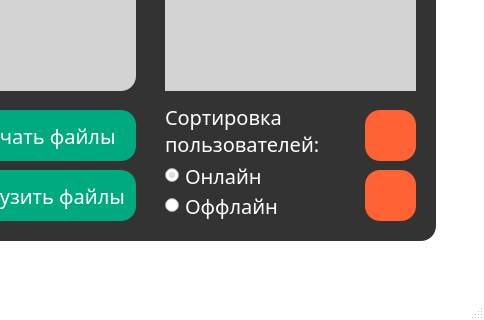
ChazGrant/Messenger, file Main.ui: the form before one commit; both pictures show x 815 to 1299 and y 380 to 700 of the 1299 by 700 pixel window.
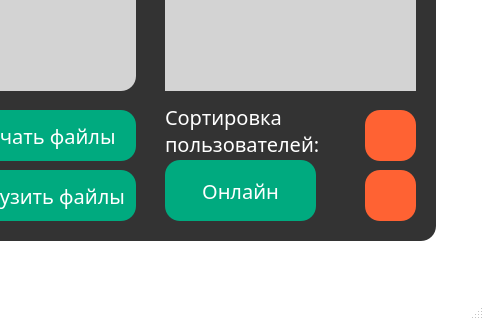
The form after the commit. Icons and pictures are not drawn.

Patch:
```diff
--- a/Main.ui
+++ b/Main.ui
@@ -80,6 +80,9 @@
 #searchButton{
 	border-radius: 15px;
 	background-size: 5px;
+}
+#sortingType{
+	background: green;
 }</string>
   </property>
   <widget class="QWidget" name="centralwidget">
@@ -234,41 +237,6 @@
       <string>Сбросить поиск</string>
      </property>
     </widget>
-    <widget class="QRadioButton" name="isOnline">
-     <property name="geometry">
-      <rect>
-       <x>900</x>
-       <y>510</y>
-       <width>111</width>
-       <height>31</height>
-      </rect>
-     </property>
-     <property name="styleSheet">
-      <string notr="true">color:white</string>
-     </property>
-     <property name="text">
-      <string>Онлайн</string>
-     </property>
-     <property name="checked">
-      <bool>true</bool>
-     </property>
-    </widget>
-    <widget class="QRadioButton" name="isOffline">
-     <property name="geometry">
-      <rect>
-       <x>900</x>
-       <y>540</y>
-       <width>151</width>
-       <height>31</height>
-      </rect>
-     </property>
-     <property name="styleSheet">
-      <string notr="true">color:white</string>
-     </property>
-     <property name="text">
-      <string>Оффлайн</string>
-     </property>
-    </widget>
     <widget class="QPushButton" name="uploadButton">
      <property name="geometry">
       <rect>
@@ -450,6 +418,22 @@
       <bool>true</bool>
      </property>
     </widget>
+    <widget class="QPushButton" name="sortingTypeButton">
+     <property name="geometry">
+      <rect>
+       <x>900</x>
+       <y>510</y>
+       <width>151</width>
+       <height>61</height>
+      </rect>
+     </property>
+     <property name="styleSheet">
+      <string notr="true"/>
+     </property>
+     <property name="text">
+      <string>Онлайн</string>
+     </property>
+    </widget>
    </widget>
   </widget>
   <widget class="QMenuBar" name="menubar">
```
